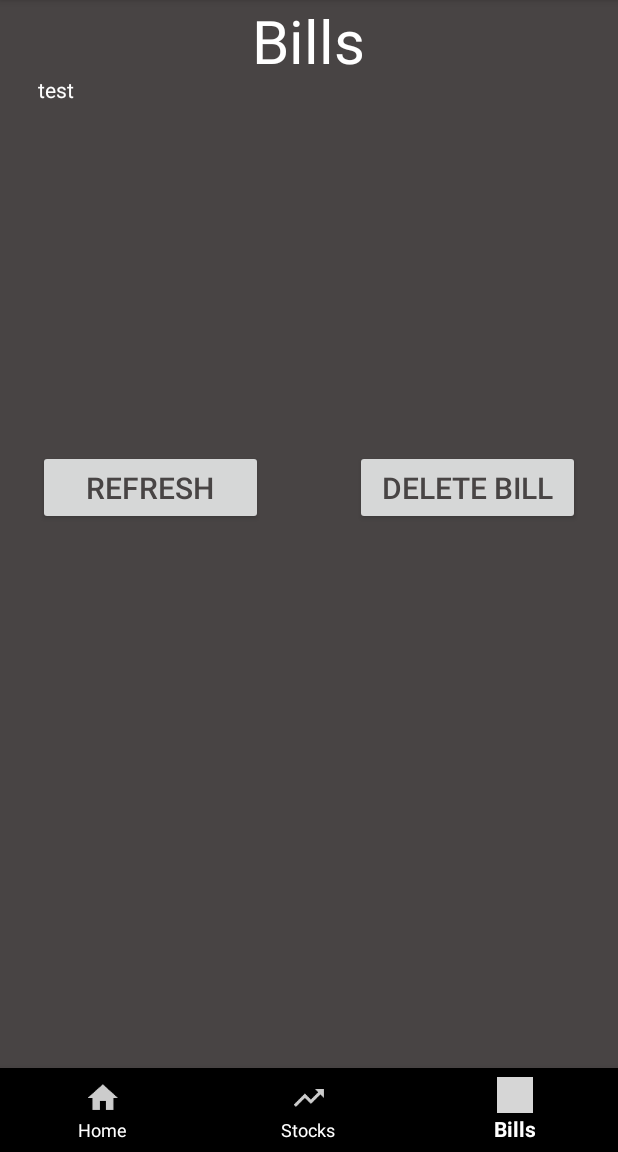
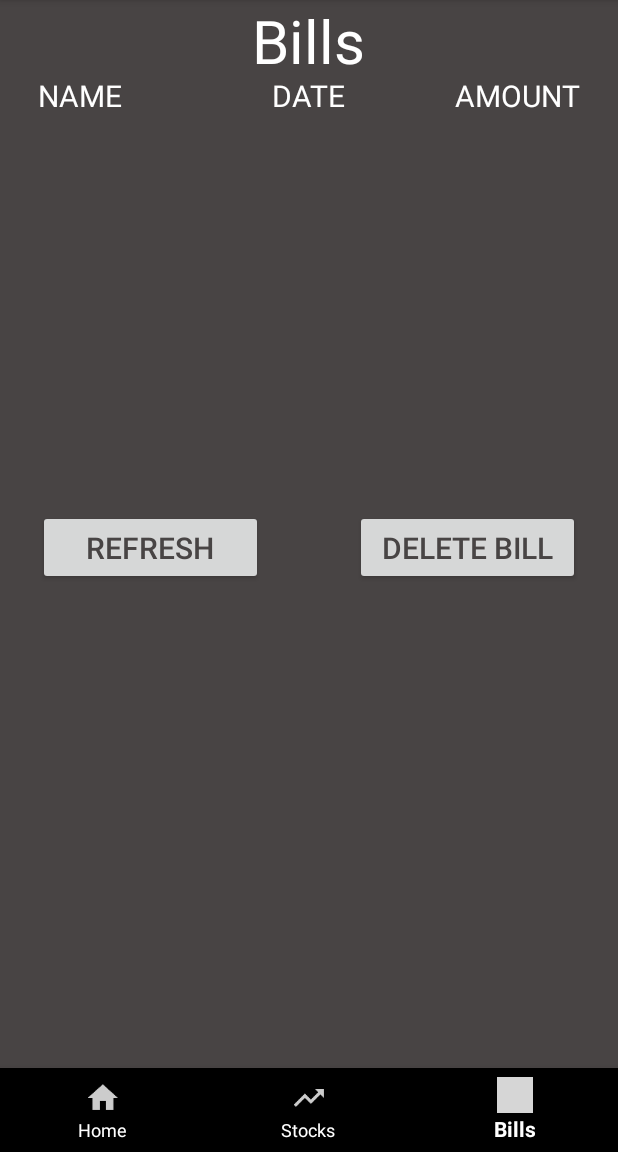
Before and after one commit to spartawinz/financial-app-cs449, an Android app: the screen it shows after launch (Base), item 3 of the bottom bar chosen, on a phone screen of 412 x 824 dp, the part 84-1236 px from its top. Run offline under Robolectric (Android 15) with nearby library versions, the phone set to English and light mode, and no system bars; grey boxes are pictures that could not be loaded.

Commit message:
added functionality to billsActivity ready for testing
added things such as labels, defined the refresh button, and corrected
the way the data is stored in stored preferences

```diff
--- a/EasyFin/app/src/main/java/com/easyfin/travis/easyfin/BillsActivity.java
+++ b/EasyFin/app/src/main/java/com/easyfin/travis/easyfin/BillsActivity.java
@@ -3,12 +3,21 @@ package com.easyfin.travis.easyfin;
 import android.content.Intent;
 import android.os.Bundle;
 import android.support.v4.app.Fragment;
+import android.util.TypedValue;
 import android.view.LayoutInflater;
 import android.view.Menu;
 import android.view.MenuInflater;
 import android.view.MenuItem;
 import android.view.View;
 import android.view.ViewGroup;
+import android.widget.Button;
+import android.widget.LinearLayout;
+import android.widget.ListView;
+import android.widget.TextView;
+
+import java.util.Iterator;
+import java.util.LinkedList;
+import java.util.List;
 
 public class BillsActivity extends Fragment {
     public static BillsActivity newInstance() {
@@ -46,8 +55,39 @@ public class BillsActivity extends Fragment {
                 return super.onOptionsItemSelected(item);
         }
     }
+    @Override
+    public void onActivityCreated(Bundle savedInstanceState)
+    {
+        super.onActivityCreated(savedInstanceState);
+        refreshViews();
+        final Button refreshButton = (Button) getView().findViewById(R.id.bills_refresh_button);
+        refreshButton.setOnClickListener(new View.OnClickListener() {
+            @Override
+            public void onClick(View v) {
+                refreshViews();
+            }
+        });
+    }
     private void showPopup()
     {
         startActivity(new Intent(getActivity(),add_bill_activity.class));
     }
+    private void refreshViews()
+    {
+        List<TextView> lstViews = new LinkedList<>();
+        List<String> billData = preferenceHandler.getInstance().getBillData(getActivity().getApplicationContext());
+        Iterator<String> itr = billData.iterator();
+        LinearLayout layout = (LinearLayout) getView().findViewById(R.id.bills_linear);
+        layout.removeAllViews();
+        for(int i = 0; i<preferenceHandler.getInstance().getBillNumber(getActivity().getApplicationContext());i++)
+        {
+            TextView view=new TextView(getActivity());
+            view.setText(itr.next()+"     "+itr.next()+"     "+itr.next());
+            view.setTextSize(TypedValue.COMPLEX_UNIT_DIP,20);
+        }
+        for(TextView billView:lstViews)
+        {
+            layout.addView(billView);
+        }
+    }
 }
--- a/EasyFin/app/src/main/java/com/easyfin/travis/easyfin/preferenceHandler.java
+++ b/EasyFin/app/src/main/java/com/easyfin/travis/easyfin/preferenceHandler.java
@@ -89,24 +89,30 @@ public class preferenceHandler {
         return lstCoins;
     }
     //billsActivity functions
-    public void addBill(String name, Calendar date, int amount, Context context)
+    public void addBillData(String name, String date, int amount, Context context)
     {
         SharedPreferences prefs = PreferenceManager.getDefaultSharedPreferences(context);
         SharedPreferences.Editor editor = prefs.edit();
-        editor.putString("billName",name);
-        editor.commit();
-        editor.putString("billDate",date.toString());
-        editor.commit();
-        editor.putString("billAmount",String.valueOf(amount));
+        String data = prefs.getString("billData","");
+        data+="`"+name+"`"+date+"`"+String.valueOf(amount);
+        editor.putString("billData",data);
         editor.commit();
     }
-    public List<String> getBill(Context context)
+    public List<String> getBillData(Context context)
     {
         SharedPreferences prefs = PreferenceManager.getDefaultSharedPreferences(context);
-        List<String> bill = new LinkedList<>();
-        bill.add(prefs.getString("billName",""));
-        bill.add(prefs.getString("billDate",""));
-        bill.add(prefs.getString("billAmount",""));
-        return bill;
+        List<String> billData = new LinkedList<>();
+        String[] data = prefs.getString("billData","").split("`");
+        for (String value:data)
+        {
+            billData.add(value);
+        }
+        return billData;
+    }
+    public int getBillNumber(Context context)
+    {
+        SharedPreferences prefs = PreferenceManager.getDefaultSharedPreferences(context);
+        String[] billData = prefs.getString("billData","").split("`");
+        return billData.length/3;
     }
 }
--- a/EasyFin/app/src/main/res/layout/activity_bills.xml
+++ b/EasyFin/app/src/main/res/layout/activity_bills.xml
@@ -15,6 +15,31 @@
         android:textSize="40dp"
         android:layout_alignParentTop="true"
         android:layout_centerHorizontal="true" />
+    <TextView
+        android:id="@+id/bills_name_label"
+        android:layout_below="@id/bills_label"
+        android:layout_width="wrap_content"
+        android:layout_height="40dp"
+        android:layout_alignStart="@+id/bills_scroll_view"
+        android:text="@string/bills_name_label_text"
+        android:textSize="20dp"/>
+    <TextView
+        android:id="@+id/bills_date_label"
+        android:layout_width="wrap_content"
+        android:layout_height="40dp"
+        android:text="@string/bills_date_label_text"
+        android:textSize="20dp"
+        android:layout_alignBaseline="@+id/bills_amount_label"
+        android:layout_alignBottom="@+id/bills_amount_label"
+        android:layout_centerHorizontal="true" />
+    <TextView
+        android:id="@+id/bills_amount_label"
+        android:layout_width="wrap_content"
+        android:layout_height="40dp"
+        android:layout_alignEnd="@+id/bills_scroll_view"
+        android:text="@string/bills_label_amount_text"
+        android:textSize="20dp"
+        android:layout_below="@+id/bills_label"/>
 
     <ScrollView
         android:id="@+id/bills_scroll_view"
@@ -22,17 +47,14 @@
         android:layout_height="250dp"
         android:layout_marginLeft="25dp"
         android:layout_marginRight="25dp"
-        android:layout_below="@+id/bills_label"
+        android:layout_below="@+id/bills_name_label"
         android:layout_alignParentEnd="true">
 
         <LinearLayout
+            android:id="@+id/bills_linear"
             android:layout_width="match_parent"
             android:layout_height="250dp"
             android:orientation="vertical">
-            <TextView
-                android:layout_width="wrap_content"
-                android:layout_height="25dp"
-                android:text="test"/>
             </LinearLayout>
     </ScrollView>
     <Button
--- a/EasyFin/app/src/main/res/values/strings.xml
+++ b/EasyFin/app/src/main/res/values/strings.xml
@@ -23,4 +23,7 @@
     <string name="bill_add_name_text">Bill Name</string>
     <string name="bill_add_date_text">Bill Date (mm/dd/yyyy)</string>
     <string name="bill_add_amount_text">amount (i.e. 7.56)</string>
+    <string name="bills_name_label_text">NAME</string>
+    <string name="bills_date_label_text">DATE</string>
+    <string name="bills_label_amount_text">AMOUNT</string>
 </resources>
```
Also changed, not shown: EasyFin/app/src/main/java/com/easyfin/travis/easyfin/add_bill_activity.java (+4 -8 lines).
